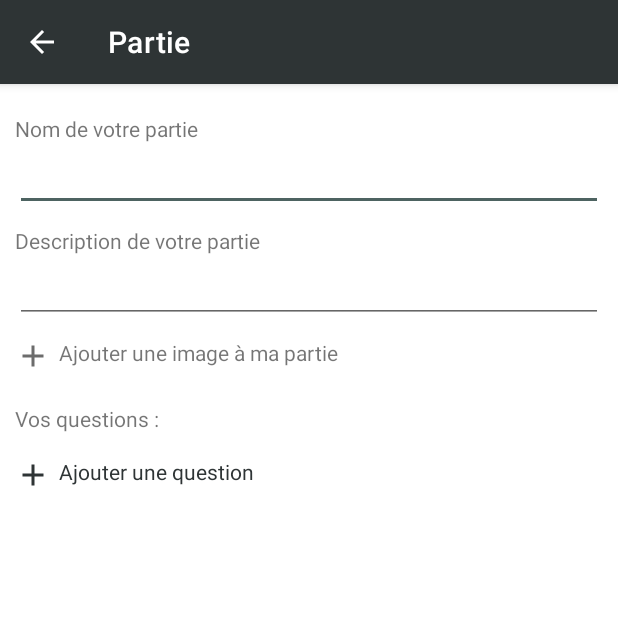
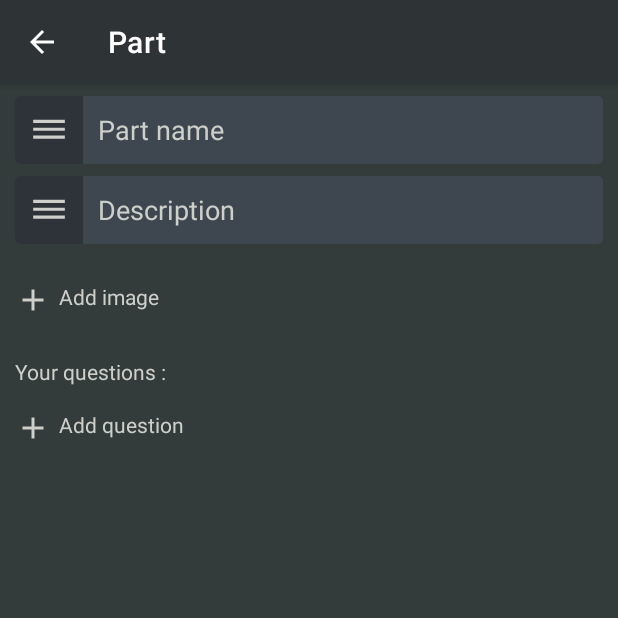
Before and after one commit to RomainVenel/Quizzy, an Android app: the PartsActivity screen opened directly, with no data from a screen before it, on a phone screen of 412 x 824 dp, the top half of it. Run offline under Robolectric (Android 15) with nearby library versions, the phone set to English and light mode, and no system bars; our stand-ins replace Picasso, Volley; plain views replace DismissibleImageView; network calls fail; pictures from the network do not load; 8 statements that could not run were skipped.

Commit message:
[design][refactor] design partie done

```diff
--- a/app/src/main/java/com/quizzy/mrk/quizzy/PartsActivity.java
+++ b/app/src/main/java/com/quizzy/mrk/quizzy/PartsActivity.java
@@ -11,6 +11,7 @@ import android.os.Bundle;
 import android.view.MenuItem;
 import android.view.View;
 import android.view.ViewGroup;
+import android.view.WindowManager;
 import android.widget.ArrayAdapter;
 import android.widget.BaseAdapter;
 import android.widget.EditText;
@@ -88,7 +89,7 @@ public class PartsActivity extends AppCompatActivity {
                     openGallery();
                 } else {
                     ivImg.setImageDrawable(null);
-                    tvImg.setText(R.string.btn_part_add_img);
+                    tvImg.setText(R.string.add_img);
                     tvImg.setCompoundDrawablesWithIntrinsicBounds(R.drawable.ic_add_24dp, 0, 0, 0);
                 }
             }
@@ -107,6 +108,7 @@ public class PartsActivity extends AppCompatActivity {
                 }
             }
         });
+        getWindow().setSoftInputMode(WindowManager.LayoutParams.SOFT_INPUT_STATE_HIDDEN);
     }
 
     private void createPart() {
@@ -226,7 +228,7 @@ public class PartsActivity extends AppCompatActivity {
         this.etDesc.setText(this.part.getDesc());
         if (this.part.getMedia() != null) {
             Picasso.with(this).load(this.part.getMedia()).into(ivImg);
-            this.tvImg.setText(R.string.btn_part_delete_img);
+            this.tvImg.setText(R.string.delete_img);
             this.tvImg.setCompoundDrawablesWithIntrinsicBounds(R.drawable.ic_cross_24dp, 0, 0, 0);
         }
 
@@ -298,7 +300,7 @@ public class PartsActivity extends AppCompatActivity {
             try {
                 Bitmap bitmap = MediaStore.Images.Media.getBitmap(getContentResolver(), pathUri);
                 this.ivImg.setImageBitmap(bitmap);
-                this.tvImg.setText(R.string.btn_part_delete_img);
+                this.tvImg.setText(R.string.delete_img);
                 this.tvImg.setCompoundDrawablesWithIntrinsicBounds(R.drawable.ic_cross_24dp, 0, 0, 0);
             } catch (IOException e) {
                 e.printStackTrace();
--- a/app/src/main/java/com/quizzy/mrk/quizzy/QuizActivity.java
+++ b/app/src/main/java/com/quizzy/mrk/quizzy/QuizActivity.java
@@ -91,7 +91,7 @@ public class QuizActivity extends AppCompatActivity {
                     openGallery();
                 } else {
                     ivImg.setImageDrawable(null);
-                    tvImg.setText(R.string.tv_quiz_add_img);
+                    tvImg.setText(R.string.add_img);
                     tvImg.setCompoundDrawablesWithIntrinsicBounds(R.drawable.ic_add_24dp, 0, 0, 0);
                 }
             }
@@ -272,7 +272,7 @@ public class QuizActivity extends AppCompatActivity {
         this.etName.setText(this.quiz.getName());
         if (this.quiz.getMedia() != null) {
             Picasso.with(this).load(this.quiz.getMedia()).into(ivImg);
-            this.tvImg.setText(R.string.btn_quiz_delete_img);
+            this.tvImg.setText(R.string.delete_img);
             this.tvImg.setCompoundDrawablesWithIntrinsicBounds(R.drawable.ic_cross_24dp, 0, 0, 0);
         }
 
@@ -373,7 +373,7 @@ public class QuizActivity extends AppCompatActivity {
             try {
                 Bitmap bitmap = MediaStore.Images.Media.getBitmap(getContentResolver(), pathUri);
                 this.ivImg.setImageBitmap(bitmap);
-                this.tvImg.setText(R.string.btn_quiz_delete_img);
+                this.tvImg.setText(R.string.delete_img);
                 this.tvImg.setCompoundDrawablesWithIntrinsicBounds(R.drawable.ic_cross_24dp, 0, 0, 0);
             } catch (IOException e) {
                 e.printStackTrace();
--- a/app/src/main/res/layout/activity_parts.xml
+++ b/app/src/main/res/layout/activity_parts.xml
@@ -2,6 +2,7 @@
 <LinearLayout xmlns:android="http://schemas.android.com/apk/res/android"
     xmlns:tools="http://schemas.android.com/tools"
     android:layout_width="match_parent"
+    android:background="@color/backgroundDark"
     android:layout_height="match_parent">
 
     <LinearLayout xmlns:android="http://schemas.android.com/apk/res/android"
@@ -13,57 +14,66 @@
         android:orientation="vertical"
         tools:context=".PartsActivity">
 
-        <TextView
-            android:layout_width="match_parent"
-            android:layout_height="wrap_content"
-            android:layout_marginLeft="10dp"
-            android:layout_marginTop="20dp"
-            android:layout_marginRight="10dp"
-            android:text="@string/tv_part_name" />
-
         <EditText
             android:id="@+id/et_part_name"
             android:layout_width="match_parent"
-            android:layout_height="wrap_content"
+            android:layout_height="45dp"
             android:layout_marginLeft="10dp"
+            android:layout_marginTop="8dp"
             android:layout_marginRight="10dp"
-            android:maxLength="255" />
-
-        <TextView
-            android:layout_width="match_parent"
-            android:layout_height="wrap_content"
-            android:layout_marginLeft="10dp"
-            android:layout_marginTop="10dp"
-            android:layout_marginRight="10dp"
-            android:text="@string/tv_part_desc" />
+            android:background="@drawable/custome_edit_text_dark"
+            android:drawableLeft="@drawable/ic_et_name"
+            android:drawablePadding="10dp"
+            android:hint="@string/tv_part_name"
+            android:maxLength="255"
+            android:textColor="@color/graywhite"
+            android:textColorHint="@color/graywhite" />
 
         <EditText
             android:id="@+id/et_part_desc"
             android:layout_width="match_parent"
+            android:layout_height="45dp"
+            android:layout_marginLeft="10dp"
+            android:layout_marginTop="8dp"
+            android:layout_marginRight="10dp"
+            android:background="@drawable/custome_edit_text_dark"
+            android:drawableLeft="@drawable/ic_et_name"
+            android:drawablePadding="10dp"
+            android:hint="@string/tv_part_desc"
+            android:maxLength="255"
+            android:textColor="@color/graywhite"
+            android:textColorHint="@color/graywhite" />
+
+        <RelativeLayout
+            android:layout_width="fill_parent"
             android:layout_height="wrap_content"
-            android:layout_marginLeft="10dp"
-            android:layout_marginRight="10dp"
-            android:maxLength="255" />
+            android:layout_marginTop="10dp"
+            android:minHeight="55dp"
+            android:orientation="horizontal">
 
             <TextView
                 android:id="@+id/tv_quiz_img"
-            android:layout_width="match_parent"
+                android:layout_width="wrap_content"
                 android:layout_height="wrap_content"
+                android:layout_alignParentLeft="true"
                 android:layout_marginLeft="10dp"
-            android:layout_marginTop="10dp"
+                android:layout_marginTop="15dp"
                 android:layout_marginRight="10dp"
                 android:drawableLeft="@drawable/ic_add_24dp"
                 android:drawablePadding="5dp"
-            android:drawableTint="@color/darkGray"
-            android:text="@string/btn_part_add_img" />
+                android:drawableTint="@color/graywhite"
+                android:text="@string/add_img"
+                android:textColor="@color/graywhite" />
 
             <com.dmallcott.dismissibleimageview.DismissibleImageView
                 android:id="@+id/iv_part_img"
-            android:layout_width="match_parent"
-            android:layout_height="wrap_content"
-            android:layout_marginTop="10dp"
+                android:layout_width="50dp"
+                android:layout_height="50dp"
+                android:layout_alignParentRight="true"
                 android:layout_marginLeft="10dp"
                 android:layout_marginRight="10dp" />
+
+        </RelativeLayout>
 
         <TextView
             android:layout_width="match_parent"
@@ -72,6 +82,7 @@
             android:layout_marginTop="10dp"
             android:layout_marginRight="10dp"
             android:drawablePadding="5dp"
+            android:textColor="@color/graywhite"
             android:text="@string/tv_part_list_question" />
 
         <ListView
@@ -92,8 +103,8 @@
             android:layout_marginRight="10dp"
             android:drawableLeft="@drawable/ic_add_24dp"
             android:drawablePadding="5dp"
-            android:drawableTint="@color/colorPrimaryDark"
-            android:textColor="@color/colorPrimaryDark"
+            android:drawableTint="@color/graywhite"
+            android:textColor="@color/graywhite"
             android:text="@string/btn_part_add_question" />
 
     </LinearLayout>
--- a/app/src/main/res/layout/activity_quiz.xml
+++ b/app/src/main/res/layout/activity_quiz.xml
@@ -48,7 +48,7 @@
                 android:drawableLeft="@drawable/ic_add_24dp"
                 android:drawablePadding="5dp"
                 android:drawableTint="@color/graywhite"
-                android:text="@string/tv_quiz_add_img"
+                android:text="@string/add_img"
                 android:textColor="@color/graywhite" />
 
             <com.dmallcott.dismissibleimageview.DismissibleImageView
--- a/app/src/main/res/values/strings.xml
+++ b/app/src/main/res/values/strings.xml
@@ -53,8 +53,6 @@
 
     <!-- quiz -->
     <string name="tv_quiz_name">Quiz name</string>
-    <string name="tv_quiz_add_img">Add image</string>
-    <string name="btn_quiz_delete_img">Delete image</string>
     <string name="btn_quiz_add_part">Add part</string>
     <string name="tv_quiz_list_part">Your parts :</string>
     <string name="message_dialog_check_quiz_validator">To validate your quiz, you must have:</string>
@@ -67,15 +65,11 @@
     <string name="btn_quiz_finish">Finish</string>
 
     <!-- parts -->
-    <string name="title_activity_parts">Partie</string>
-    <string name="tv_part_name">Nom de votre partie</string>
-    <string name="tv_part_desc">Description de votre partie</string>
-    <string name="btn_part_add_img">Ajouter une image à ma partie</string>
-    <string name="btn_part_delete_img">Supprimer l\'image de ma partie</string>
-    <string name="tv_part_list_question">Vos questions :</string>
-    <string name="message_dialog_delete_question">Êtes-vous sûr de vouloir supprimer cette question ?</string>
-    <string name="btn_part_add_question">Ajouter une question</string>
-    <!-- end parts -->
+    <string name="tv_part_name">Part name</string>
+    <string name="tv_part_desc">Description</string>
+    <string name="tv_part_list_question">Your questions :</string>
+    <string name="message_dialog_delete_question">Are you sure you want to delete this question ?</string>
+    <string name="btn_part_add_question">Add question</string>
 
     <!-- question -->
     <string name="title_activity_question">Question</string>
@@ -126,6 +120,8 @@
     <string name="tv_search">Search</string>
     <string name="friends_found">Friend(s) found</string>
     <string name="validate">Validate</string>
+    <string name="add_img">Add image</string>
+    <string name="delete_img">Delete image</string>
 
     <!-- title activities -->
     <string name="title_activity_register">Register</string>
@@ -134,5 +130,7 @@
     <string name="title_activity_add_friends">Add friends</string>
     <string name="title_activity_friends_request">My friend requests</string>
     <string name="title_activity_new_quiz">Quiz</string>
+    <string name="title_activity_parts">Part</string>
+
 
 </resources>
```
Lines whose indentation alone changed are shown as unchanged.
